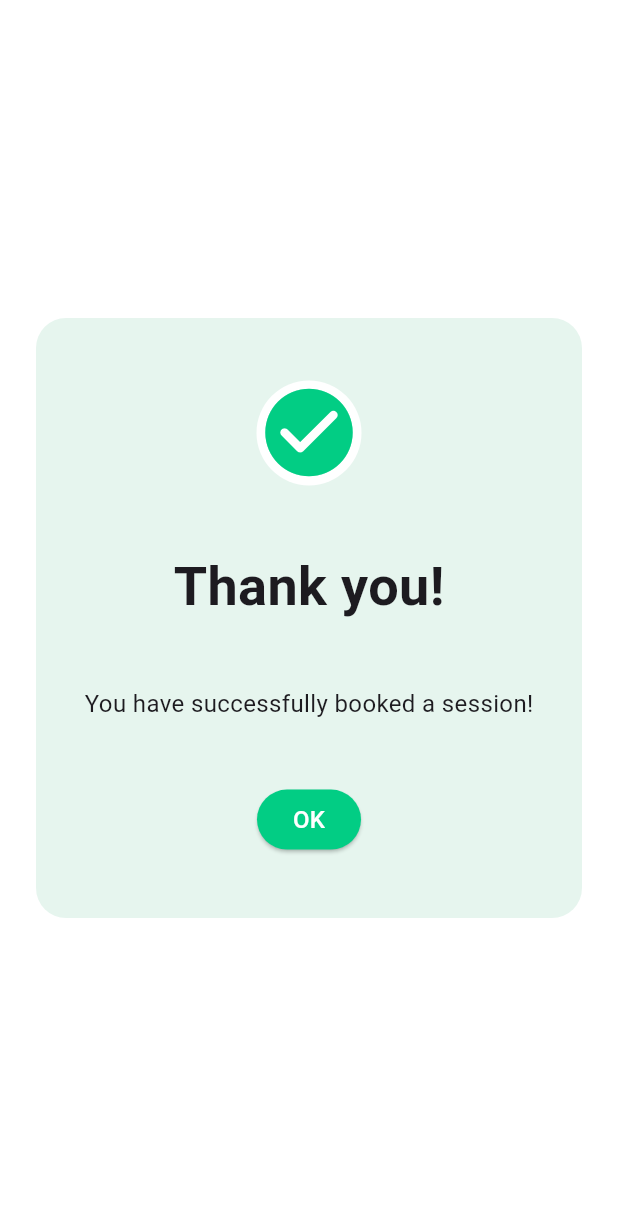
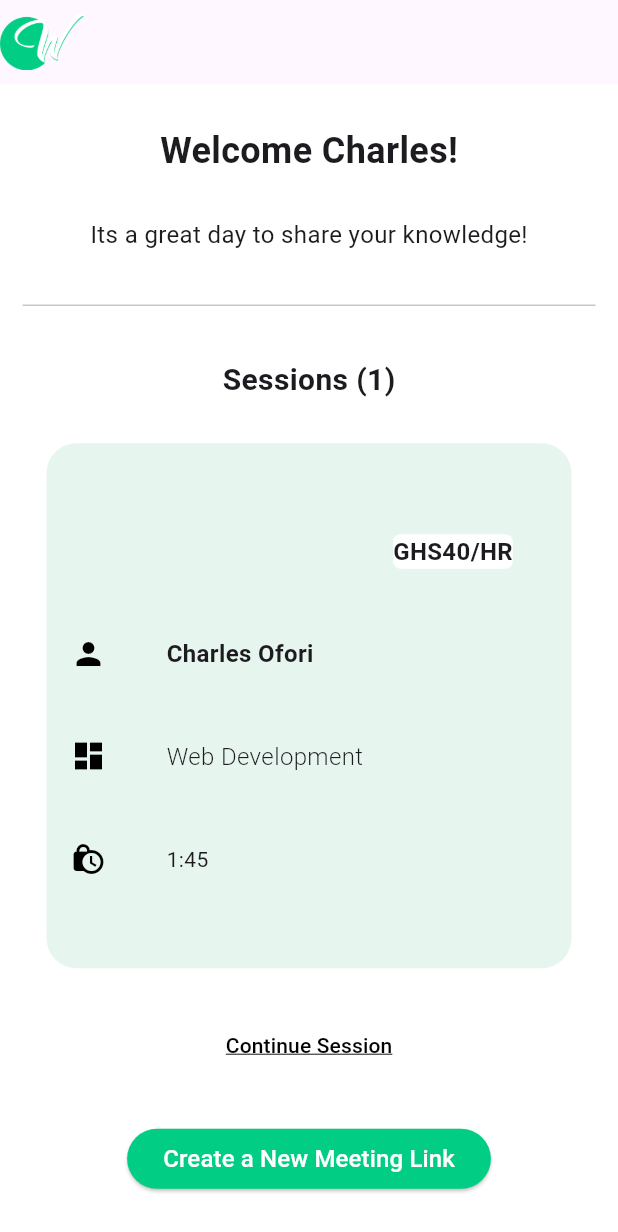
Before and after one commit to JudeUk/new_mest_mvp_webminds_mobile, a Flutter app: the screen it shows after launch, on a phone screen of 412 x 824 dp. Shown: the top 1232 px of the screen. Run offline on Flutter 3.47's test engine with Material 3 defaults, Android fonts, the phone set to English and light mode, and no system bars; our stand-ins replace flutter_svg, google_fonts.

Commit message:
success screen, mentor_view, sign_in

```diff
--- /dev/null
+++ b/lib/mentor_list_pages/mentor_session.dart
@@ -0,0 +1,153 @@
+import 'package:flutter/material.dart';
+
+class MyMentorSession extends StatelessWidget {
+  const MyMentorSession({super.key});
+
+  @override
+  Widget build(BuildContext context) {
+    return SafeArea(
+      child: Scaffold(
+        backgroundColor: Colors.white,
+        appBar: AppBar(
+            leading: Image.asset('assets/webminds_logo.png'), actions: []),
+        body: Column(
+          mainAxisAlignment: MainAxisAlignment.spaceEvenly,
+          children: [
+            Text(
+              'Welcome Charles!',
+              style: TextStyle(
+                fontSize: 24,
+                fontWeight: FontWeight.bold,
+              ),
+            ),
+            Text(
+              'Its a great day to share your knowledge!',
+              style: TextStyle(
+                fontSize: 16,
+              ),
+            ),
+            Divider(
+              indent: 15,
+              endIndent: 15,
+            ),
+            Text(
+              'Sessions (1)',
+              style: TextStyle(
+                fontSize: 20,
+                fontWeight: FontWeight.bold,
+              ),
+              textAlign: TextAlign.start,
+            ),
+            Container(
+              decoration: BoxDecoration(
+                borderRadius: BorderRadius.circular(20),
+                color: Color.fromRGBO(
+                  230,
+                  245,
+                  238,
+                  1,
+                ),
+              ),
+              height: 350,
+              width: 350,
+              child: Padding(
+                padding: const EdgeInsets.all(16.0),
+                child: Column(
+                  mainAxisAlignment: MainAxisAlignment.spaceEvenly,
+                  children: [
+                    Row(
+                      // mainAxisAlignment: MainAxisAlignment.end,
+                      children: [
+                        SizedBox(
+                          width: 200,
+                        ),
+                        Container(
+                          margin: EdgeInsets.only(left: 15.0, right: 15),
+                          decoration: BoxDecoration(
+                              borderRadius: BorderRadius.circular(5),
+                              color: Colors.white),
+                          child: Text(
+                            'GHS40/HR',
+                            style: TextStyle(
+                              fontSize: 16,
+                              fontWeight: FontWeight.bold,
+                            ),
+                          ),
+                        )
+                      ],
+                    ),
+                    Row(
+                      children: [
+                        Icon(
+                          Icons.person,
+                          color: Colors.black,
+                        ),
+                        SizedBox(
+                          width: 40,
+                        ),
+                        Text(
+                          'Charles Ofori',
+                          style: TextStyle(
+                              fontSize: 16, fontWeight: FontWeight.bold),
+                        )
+                      ],
+                    ),
+                    Row(
+                      children: [
+                        Icon(
+                          Icons.dashboard,
+                          color: Colors.black,
+                        ),
+                        SizedBox(
+                          width: 40,
+                        ),
+                        Text(
+                          'Web Development',
+                          style: TextStyle(
+                            fontSize: 16,
+                            fontWeight: FontWeight.w300,
+                          ),
+                        ),
+                      ],
+                    ),
+                    Row(
+                      children: [
+                        Icon(
+                          Icons.lock_clock,
+                          color: Colors.black,
+                        ),
+                        SizedBox(
+                          width: 40,
+                        ),
+                        Text('1:45')
+                      ],
+                    ),
+                  ],
+                ),
+              ),
+            ),
+            TextButton(
+              onPressed: () {},
+              child: Text(
+                'Continue Session',
+                style: TextStyle(
+                    decoration: TextDecoration.underline, color: Colors.black),
+              ),
+            ),
+            ElevatedButton(
+                style: ElevatedButton.styleFrom(
+                    backgroundColor: Color.fromRGBO(2, 205, 132, 1)),
+                onPressed: () {},
+                child: Text(
+                  'Create a New Meeting Link',
+                  style: TextStyle(
+                    color: Colors.white,
+                    fontSize: 16,
+                  ),
+                ),),
+          ],
+        ),
+      ),
+    );
+  }
+}
--- a/lib/onboarding screens/sign_up.dart
+++ b/lib/onboarding screens/sign_up.dart
@@ -18,7 +18,7 @@
             mainAxisAlignment: MainAxisAlignment.spaceEvenly,
             children: [
               Image.asset(
-                'assets/images/webminds logo.png',
+                'assets/webminds_logo.png',
                 fit: BoxFit.cover,
               ),
               Container(
--- a/lib/sign_up_Jude.dart
+++ b/lib/sign_up_Jude.dart
@@ -16,7 +16,7 @@
             children: <Widget>[
               // Logo here
               Image.asset(
-                  'assets/webminds_logo.png'), // Replace with your logo asset
+                  'assets/webminds logo.png'), // Replace with your logo asset
               Text('Webminds GH',
                   style: TextStyle(fontSize: 24, fontWeight: FontWeight.bold)),
               SizedBox(height: 40), // Provides spacing between logo and form
```
Also changed, not shown: lib/main.dart (+14 -9 lines), lib/mentor_list_pages/new_mentor_view.dart (added, +185 -0 lines), lib/onboarding screens/sign_in.dart (+29 -5 lines), lib/webminds_home_page.dart (+20 -10 lines), 1 other file.
